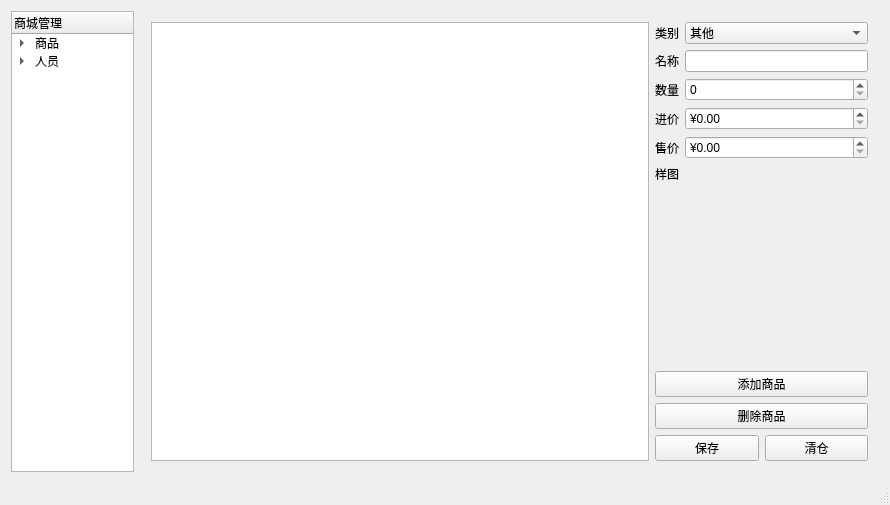
Old version of the form Qt/KShopManager/mainwindow.ui in the repository woshixty/Cpp_Study.
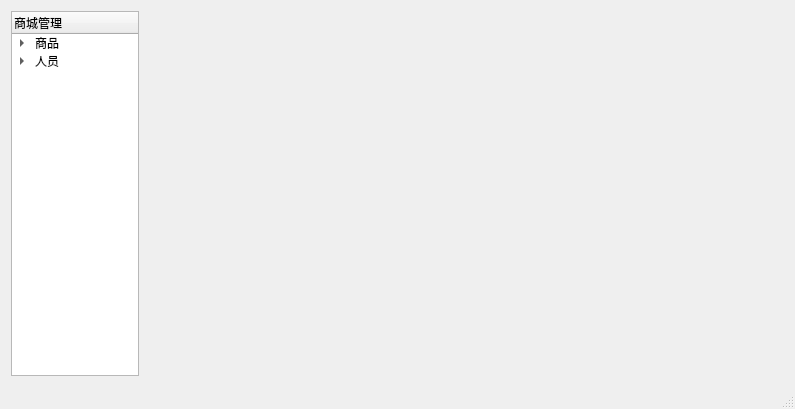
New version of the form.

What changed in the file:
```diff
--- a/Qt/KShopManager/mainwindow.ui
+++ b/Qt/KShopManager/mainwindow.ui
@@ -6,8 +6,8 @@
    <rect>
     <x>0</x>
     <y>0</y>
-    <width>890</width>
-    <height>505</height>
+    <width>795</width>
+    <height>409</height>
    </rect>
   </property>
   <property name="windowTitle">
@@ -16,7 +16,7 @@
   <widget class="QWidget" name="centralWidget">
    <layout class="QGridLayout" name="gridLayout_2">
     <item row="0" column="0">
-     <layout class="QHBoxLayout" name="side_and_stackwidgte" stretch="1,6">
+     <layout class="QHBoxLayout" name="side_and_stackwidgte" stretch="1,5">
       <item>
        <widget class="QTreeWidget" name="m_sider">
         <column>
@@ -56,172 +56,6 @@
         <property name="currentIndex">
          <number>1</number>
         </property>
-        <widget class="QWidget" name="product_insert">
-         <layout class="QHBoxLayout" name="horizontalLayout_2">
-          <item>
-           <widget class="QLabel" name="label">
-            <property name="text">
-             <string>TextLabel</string>
-            </property>
-           </widget>
-          </item>
-         </layout>
-        </widget>
-        <widget class="QWidget" name="product_manage">
-         <layout class="QGridLayout" name="gridLayout">
-          <item row="0" column="0">
-           <layout class="QHBoxLayout" name="table_and_info" stretch="7,3">
-            <item>
-             <widget class="QTableView" name="m_table_product"/>
-            </item>
-            <item>
-             <layout class="QVBoxLayout" name="verticalLayout">
-              <item>
-               <layout class="QFormLayout" name="product_info">
-                <item row="0" column="0">
-                 <widget class="QLabel" name="label_2">
-                  <property name="text">
-                   <string>类别</string>
-                  </property>
-                 </widget>
-                </item>
-                <item row="0" column="1">
-                 <widget class="QComboBox" name="m_product_category">
-                  <item>
-                   <property name="text">
-                    <string>其他</string>
-                   </property>
-                  </item>
-                  <item>
-                   <property name="text">
-                    <string>电脑办公</string>
-                   </property>
-                  </item>
-                  <item>
-                   <property name="text">
-                    <string>智能手机</string>
-                   </property>
-                  </item>
-                  <item>
-                   <property name="text">
-                    <string>食物饮料</string>
-                   </property>
-                  </item>
-                  <item>
-                   <property name="text">
-                    <string>服装鞋靴</string>
-                   </property>
-                  </item>
-                 </widget>
-                </item>
-                <item row="1" column="0">
-                 <widget class="QLabel" name="label_3">
-                  <property name="text">
-                   <string>名称</string>
-                  </property>
-                 </widget>
-                </item>
-                <item row="1" column="1">
-                 <widget class="QLineEdit" name="m_product_name"/>
-                </item>
-                <item row="2" column="0">
-                 <widget class="QLabel" name="label_4">
-                  <property name="text">
-                   <string>数量</string>
-                  </property>
-                 </widget>
-                </item>
-                <item row="2" column="1">
-                 <widget class="QSpinBox" name="m_product_number">
-                  <property name="maximum">
-                   <number>10000000</number>
-                  </property>
-                 </widget>
-                </item>
-                <item row="3" column="0">
-                 <widget class="QLabel" name="label_5">
-                  <property name="text">
-                   <string>进价</string>
-                  </property>
-                 </widget>
-                </item>
-                <item row="4" column="0">
-                 <widget class="QLabel" name="label_6">
-                  <property name="text">
-                   <string>售价</string>
-                  </property>
-                 </widget>
-                </item>
-                <item row="5" column="0">
-                 <widget class="QLabel" name="label_7">
-                  <property name="text">
-                   <string>样图</string>
-                  </property>
-                 </widget>
-                </item>
-                <item row="3" column="1">
-                 <widget class="QDoubleSpinBox" name="m_product_purchase_price">
-                  <property name="prefix">
-                   <string>¥</string>
-                  </property>
-                  <property name="maximum">
-                   <double>9999999999.989999771118164</double>
-                  </property>
-                 </widget>
-                </item>
-                <item row="4" column="1">
-                 <widget class="QDoubleSpinBox" name="m_product_selling_price">
-                  <property name="prefix">
-                   <string>¥</string>
-                  </property>
-                  <property name="maximum">
-                   <double>9999999999.989999771118164</double>
-                  </property>
-                  <property name="singleStep">
-                   <double>0.100000000000000</double>
-                  </property>
-                 </widget>
-                </item>
-               </layout>
-              </item>
-              <item>
-               <widget class="QPushButton" name="m_insert_product_btn">
-                <property name="text">
-                 <string>添加商品</string>
-                </property>
-               </widget>
-              </item>
-              <item>
-               <widget class="QPushButton" name="m_delete_product_btn">
-                <property name="text">
-                 <string>删除商品</string>
-                </property>
-               </widget>
-              </item>
-              <item>
-               <layout class="QHBoxLayout" name="horizontalLayout_3">
-                <item>
-                 <widget class="QPushButton" name="m_save_product_btn">
-                  <property name="text">
-                   <string>保存</string>
-                  </property>
-                 </widget>
-                </item>
-                <item>
-                 <widget class="QPushButton" name="m_clear_product_btn">
-                  <property name="text">
-                   <string>清仓</string>
-                  </property>
-                 </widget>
-                </item>
-               </layout>
-              </item>
-             </layout>
-            </item>
-           </layout>
-          </item>
-         </layout>
-        </widget>
        </widget>
       </item>
      </layout>
```
Left out of the diff: 2 changed lines with no effect on the pictures.
